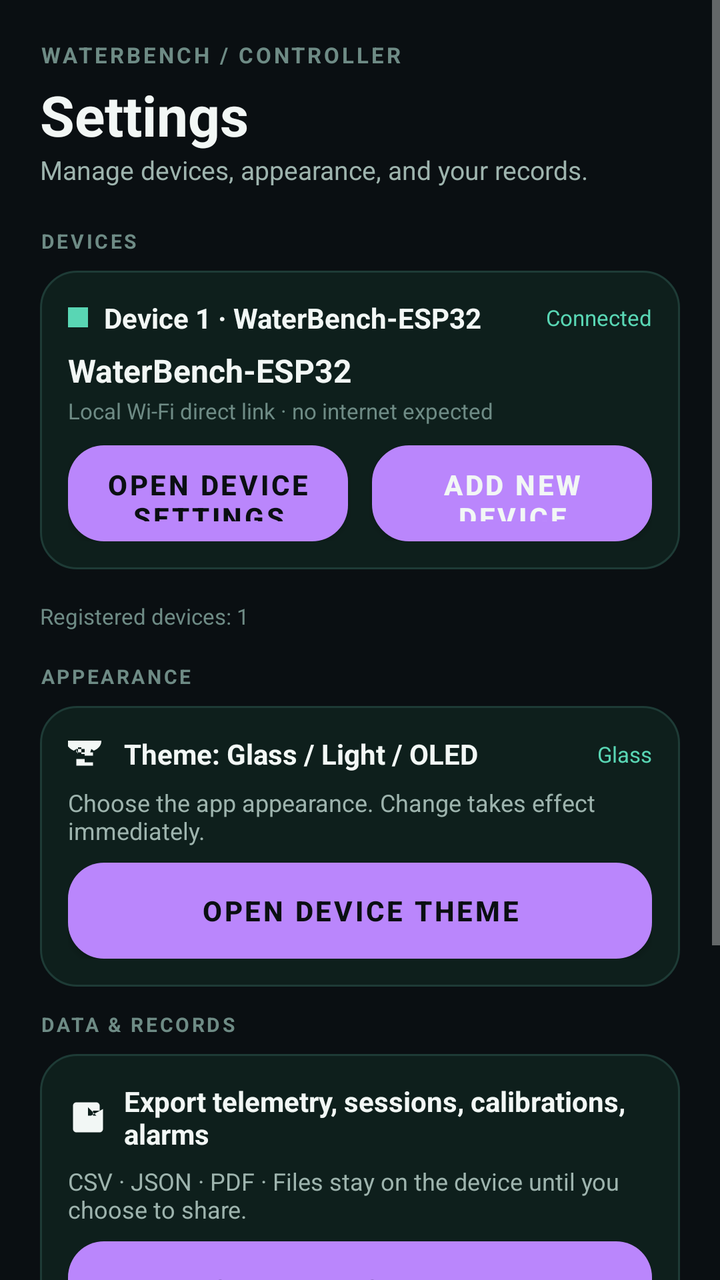
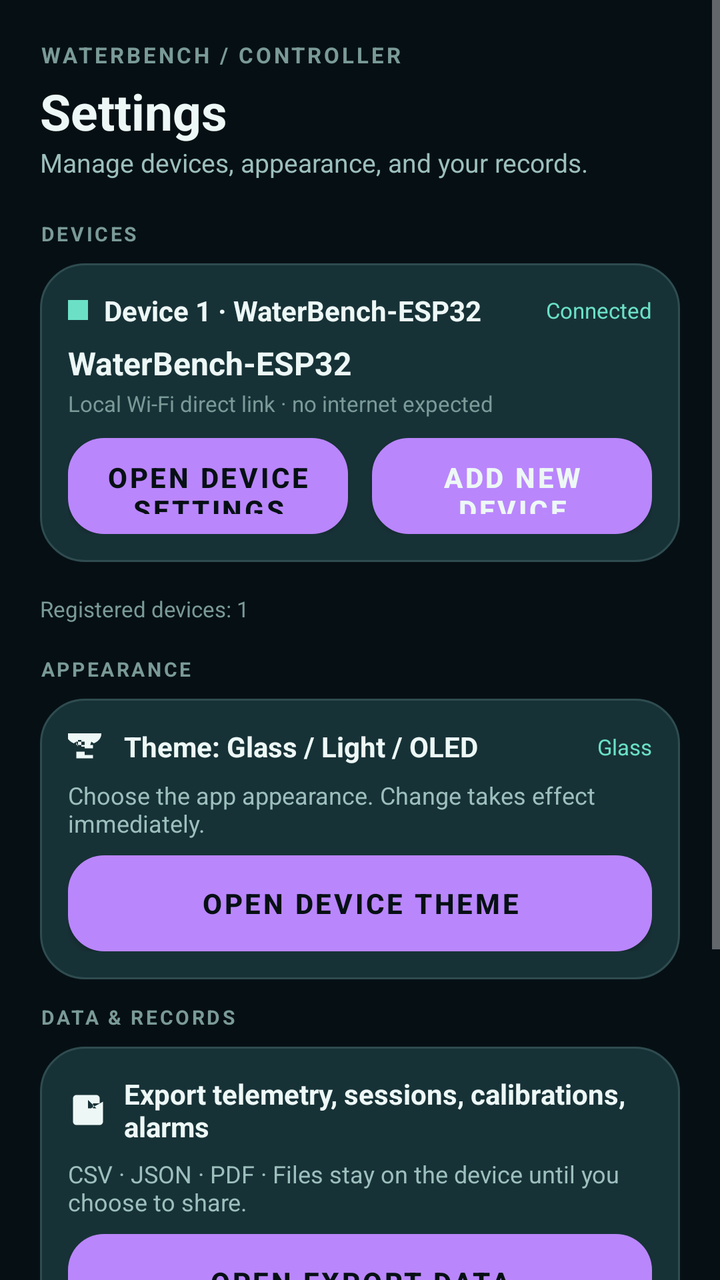

Compare the two renders of this Android layout. The source of the first and the diff that turns it into the second are given below.
<!-- AndroidManifest.xml: application theme Theme.WaterBench -->
<!-- res/layout/screen_settings.xml -->
<?xml version="1.0" encoding="utf-8"?>
<ScrollView xmlns:android="http://schemas.android.com/apk/res/android"
    android:layout_width="match_parent"
    android:layout_height="match_parent"
    android:fillViewport="true">

    <LinearLayout xmlns:android="http://schemas.android.com/apk/res/android"
        android:layout_width="match_parent"
        android:layout_height="wrap_content"
        android:orientation="vertical"
        android:padding="20dp">

        <TextView android:layout_width="wrap_content" android:layout_height="wrap_content"
            android:text="WATERBENCH / CONTROLLER"
            android:textColor="?attr/wbTextMuted" android:textSize="11sp"
            android:letterSpacing="0.12" android:textStyle="bold" />

        <TextView android:layout_width="wrap_content" android:layout_height="wrap_content"
            android:text="Settings" android:textColor="?attr/wbTextPrimary"
            android:textSize="28sp" android:textStyle="bold" android:layout_marginTop="4dp" />

        <TextView android:layout_width="wrap_content" android:layout_height="wrap_content"
            android:text="@string/tagline_settings" android:textColor="?attr/wbTextSecondary"
            android:textSize="13sp" android:layout_marginBottom="20dp" />

        
        <TextView android:layout_width="wrap_content" android:layout_height="wrap_content"
            android:text="DEVICES" android:textColor="?attr/wbTextMuted"
            android:textSize="10sp" android:letterSpacing="0.12" android:textStyle="bold"
            android:layout_marginBottom="8dp" />

        
        <LinearLayout android:id="@+id/cardDeviceCurrent"
            android:layout_width="match_parent" android:layout_height="wrap_content"
            android:orientation="vertical" android:background="@drawable/card_bg"
            android:padding="14dp" android:layout_marginBottom="8dp">

            <LinearLayout android:layout_width="match_parent" android:layout_height="wrap_content"
                android:orientation="horizontal" android:gravity="center_vertical">

                <View android:id="@+id/dotSettings"
                    android:layout_width="10dp" android:layout_height="10dp"
                    android:background="?attr/wbAccent" />

                <TextView android:id="@+id/tvSettingsDevice"
                    android:layout_width="0dp" android:layout_weight="1" android:layout_height="wrap_content"
                    android:layout_marginStart="8dp" android:text="Device 1 · WaterBench-ESP32"
                    android:textColor="?attr/wbTextPrimary" android:textSize="14sp" android:textStyle="bold" />

                <TextView android:id="@+id/tvSettingsConn"
                    android:layout_width="wrap_content" android:layout_height="wrap_content"
                    android:text="Connected" android:textColor="?attr/wbAccent" android:textSize="11sp" />
            </LinearLayout>

            <TextView android:id="@+id/tvSettingsWifiName"
                android:layout_width="wrap_content" android:layout_height="wrap_content"
                android:layout_marginTop="6dp" android:text="WaterBench-ESP32"
                android:textColor="?attr/wbTextPrimary" android:textSize="16sp" android:textStyle="bold" />

            <TextView android:layout_width="wrap_content" android:layout_height="wrap_content"
                android:layout_marginTop="2dp" android:text="Local Wi-Fi direct link · no internet expected"
                android:textColor="?attr/wbTextMuted" android:textSize="11sp" />

            <LinearLayout android:layout_width="match_parent" android:layout_height="wrap_content"
                android:orientation="horizontal" android:layout_marginTop="10dp">

                <Button android:id="@+id/btnDeviceSettings"
                    android:layout_width="0dp" android:layout_weight="1" android:layout_height="48dp"
                    android:background="@drawable/btn_normal" android:text="OPEN DEVICE SETTINGS"
                    android:textColor="?attr/wbBg" android:textStyle="bold" android:layout_marginEnd="6dp" />

                <Button android:id="@+id/btnAddDevice"
                    android:layout_width="0dp" android:layout_weight="1" android:layout_height="48dp"
                    android:background="@drawable/btn_secondary" android:text="ADD NEW DEVICE"
                    android:textColor="?attr/wbTextPrimary" android:textStyle="bold" android:layout_marginStart="6dp" />
            </LinearLayout>
        </LinearLayout>

        
        <LinearLayout android:id="@+id/deviceListContainer"
            android:layout_width="match_parent" android:layout_height="wrap_content"
            android:orientation="vertical" android:layout_marginBottom="8dp" />

        <TextView android:id="@+id/tvRegisteredCount"
            android:layout_width="wrap_content" android:layout_height="wrap_content"
            android:text="Registered devices: 1" android:textColor="?attr/wbTextMuted"
            android:textSize="11sp" android:layout_marginBottom="16dp" />

        
        <TextView android:layout_width="wrap_content" android:layout_height="wrap_content"
            android:text="APPEARANCE" android:textColor="?attr/wbTextMuted"
            android:textSize="10sp" android:letterSpacing="0.12" android:textStyle="bold"
            android:layout_marginBottom="8dp" />

        <LinearLayout android:id="@+id/cardAppearance"
            android:layout_width="match_parent" android:layout_height="wrap_content"
            android:orientation="vertical" android:background="@drawable/card_bg"
            android:padding="14dp" android:layout_marginBottom="12dp">

            <LinearLayout android:layout_width="match_parent" android:layout_height="wrap_content"
                android:orientation="horizontal" android:gravity="center_vertical">

                <ImageView android:layout_width="20dp" android:layout_height="20dp"
                    android:src="@drawable/ic_palette" android:contentDescription="Appearance" />

                <TextView android:layout_width="0dp" android:layout_weight="1" android:layout_height="wrap_content"
                    android:layout_marginStart="8dp" android:text="Theme: Glass / Light / OLED"
                    android:textColor="?attr/wbTextPrimary" android:textSize="14sp" android:textStyle="bold" />

                <TextView android:id="@+id/tvCurrentTheme"
                    android:layout_width="wrap_content" android:layout_height="wrap_content"
                    android:text="Glass" android:textColor="?attr/wbAccent" android:textSize="11sp" />
            </LinearLayout>

            <TextView android:layout_width="wrap_content" android:layout_height="wrap_content"
                android:layout_marginTop="6dp"
                android:text="Choose the app appearance. Change takes effect immediately."
                android:textColor="?attr/wbTextSecondary" android:textSize="12sp" />

            <Button android:id="@+id/btnOpenTheme"
                android:layout_width="match_parent" android:layout_height="48dp"
                android:layout_marginTop="8dp"
                android:background="@drawable/btn_normal" android:text="OPEN DEVICE THEME"
                android:textColor="?attr/wbBg" android:textStyle="bold" />
        </LinearLayout>

        
        <TextView android:layout_width="wrap_content" android:layout_height="wrap_content"
            android:text="DATA &amp; RECORDS" android:textColor="?attr/wbTextMuted"
            android:textSize="10sp" android:letterSpacing="0.12" android:textStyle="bold"
            android:layout_marginBottom="8dp" />

        <LinearLayout android:id="@+id/cardDataRecords"
            android:layout_width="match_parent" android:layout_height="wrap_content"
            android:orientation="vertical" android:background="@drawable/card_bg"
            android:padding="14dp" android:layout_marginBottom="20dp">

            <LinearLayout android:layout_width="match_parent" android:layout_height="wrap_content"
                android:orientation="horizontal" android:gravity="center_vertical">

                <ImageView android:layout_width="20dp" android:layout_height="20dp"
                    android:src="@drawable/ic_export" android:contentDescription="Export" />

                <TextView android:layout_width="0dp" android:layout_weight="1" android:layout_height="wrap_content"
                    android:layout_marginStart="8dp" android:text="Export telemetry, sessions, calibrations, alarms"
                    android:textColor="?attr/wbTextPrimary" android:textSize="14sp" android:textStyle="bold" />
            </LinearLayout>

            <TextView android:layout_width="wrap_content" android:layout_height="wrap_content"
                android:layout_marginTop="6dp"
                android:text="CSV · JSON · PDF · Files stay on the device until you choose to share."
                android:textColor="?attr/wbTextSecondary" android:textSize="12sp" />

            <Button android:id="@+id/btnOpenExport"
                android:layout_width="match_parent" android:layout_height="48dp"
                android:layout_marginTop="8dp"
                android:background="@drawable/btn_normal" android:text="OPEN EXPORT DATA"
                android:textColor="?attr/wbBg" android:textStyle="bold" />
        </LinearLayout>

        
        <LinearLayout android:layout_width="match_parent" android:layout_height="wrap_content"
            android:orientation="vertical" android:background="@drawable/card_bg"
            android:padding="14dp" android:layout_marginBottom="12dp">

            <LinearLayout android:layout_width="match_parent" android:layout_height="wrap_content"
                android:orientation="horizontal" android:gravity="center_vertical">

                <ImageView android:layout_width="20dp" android:layout_height="20dp"
                    android:src="@drawable/ic_check" android:contentDescription="check" />

                <TextView android:layout_width="0dp" android:layout_weight="1" android:layout_height="wrap_content"
                    android:layout_marginStart="8dp" android:text="HARDWARE SAFETY STAYS ACTIVE"
                    android:textColor="?attr/wbTextPrimary" android:textSize="13sp" android:textStyle="bold" />
            </LinearLayout>

            <TextView android:layout_width="wrap_content" android:layout_height="wrap_content"
                android:layout_marginTop="6dp"
                android:text="The ESP32 retains sensor interlocks and pump cutoff if the app disconnects."
                android:textColor="?attr/wbTextSecondary" android:textSize="12sp" />
        </LinearLayout>

        <TextView android:layout_width="match_parent" android:layout_height="wrap_content"
            android:layout_marginTop="20dp" android:gravity="center"
            android:text="Water-only supervised bench prototype · Not for medical or human use"
            android:textColor="?attr/wbTextMuted" android:textSize="11sp" />

    </LinearLayout>
</ScrollView>
<!-- resources referenced by this layout -->
<resources>
  <!-- drawable btn_normal (drawable) -->
  <?xml version="1.0" encoding="utf-8"?>
  <ripple xmlns:android="http://schemas.android.com/apk/res/android"
      android:color="#33FFFFFF">
      <item>
          <shape android:shape="rectangle">
              <solid android:color="?attr/wbAccent" />
              <corners android:radius="18dp" />
          </shape>
      </item>
  </ripple>
  <!-- drawable btn_secondary (drawable) -->
  <?xml version="1.0" encoding="utf-8"?>
  <ripple xmlns:android="http://schemas.android.com/apk/res/android"
      android:color="#33FFFFFF">
      <item>
          <shape android:shape="rectangle">
              <solid android:color="?attr/wbChipBg" />
              <corners android:radius="18dp" />
              <stroke android:width="1dp" android:color="?attr/wbSurfaceStroke" />
          </shape>
      </item>
  </ripple>
  <!-- drawable card_bg (drawable) -->
  <?xml version="1.0" encoding="utf-8"?>
  <shape xmlns:android="http://schemas.android.com/apk/res/android"
      android:shape="rectangle">
      <solid android:color="?attr/wbSurface" />
      <corners android:radius="18dp" />
      <stroke android:width="1dp" android:color="?attr/wbSurfaceStroke" />
  </shape>
  <!-- drawable ic_check (drawable) -->
  <?xml version="1.0" encoding="utf-8"?>
  <vector xmlns:android="http://schemas.android.com/apk/res/android"
      android:width="20dp" android:height="20dp"
      android:viewportWidth="24" android:viewportHeight="24">
      <path android:fillColor="#59D6B4"
          android:pathData="M9.5,17 L5,12.5 L6.4,11.1 L9.5,14.2 L17.6,6.1 L19,7.5 Z" />
  </vector>
  <!-- drawable ic_export (drawable) -->
  <?xml version="1.0" encoding="utf-8"?>
  <vector xmlns:android="http://schemas.android.com/apk/res/android"
      android:width="20dp" android:height="20dp"
      android:viewportWidth="24" android:viewportHeight="24">
      <path android:fillColor="?attr/wbTextPrimary"
          android:pathData="M19,3H5C3.9,3 3,3.9 3,5V19C3,20.1 3.9,21 5,21H19C20.1,21 21,20.1 21,19V7L12,12L12,18H15V8H19V5C19,3.9 18.1,3 17,3H19V3ZM12,6L17,11H12V6Z" />
  </vector>
  <string name="tagline_settings">Manage devices, appearance, and your records.</string>
  <style name="Theme.WaterBench" parent="Theme.MaterialComponents.NoActionBar">
          <item name="wbBg">#0A0F12</item>
          <item name="wbSurface">#0E1F1C</item>
          <item name="wbSurfaceStroke">#1E3B36</item>
          <item name="wbInputBg">#14232020</item>
          <item name="wbChipBg">#164138</item>
          <item name="wbNavBg">#E6111614</item>
          <item name="wbNavItemBg">#331E3B36</item>
          <item name="wbProgressTrack">#1A2A26</item>
          <item name="wbAccent">#59D6B4</item>
          <item name="wbAccentDim">#3E9C80</item>
          <item name="wbOnAccent">#0A0F12</item>
          <item name="wbTextPrimary">#F2F7F5</item>
          <item name="wbTextSecondary">#9EB4AE</item>
          <item name="wbTextMuted">#6E8B85</item>
          <item name="wbDanger">#E5484D</item>
          <item name="wbDangerDim">#4A1414</item>
          <item name="wbDangerStroke">#7A1F1F</item>
          <item name="wbWarn">#EFA35C</item>
          <item name="wbWarnDim">#3E2A12</item>
          <item name="wbWarnStroke">#6B4A1E</item>
  
          <item name="android:windowBackground">#0A0F12</item>
          <item name="android:colorPrimary">#59D6B4</item>
          <item name="android:colorAccent">#59D6B4</item>
          <item name="android:statusBarColor">#0A0F12</item>
          <item name="android:navigationBarColor">#0A0F12</item>
          <item name="colorSurface">#0E1F1C</item>
          <item name="colorOnSurface">#F2F7F5</item>
          <item name="android:windowLightStatusBar" tools:targetApi="m">false</item>
      </style>
  <!-- unchanged entries left out for length: 1 -->
</resources>

<!-- the commit's change to res/layout/screen_settings.xml (unified diff, before → after) -->
@@ -17,7 +17,7 @@
 
         <TextView android:layout_width="wrap_content" android:layout_height="wrap_content"
             android:text="Settings" android:textColor="?attr/wbTextPrimary"
-            android:textSize="28sp" android:textStyle="bold" android:layout_marginTop="4dp" />
+            android:textSize="25sp" android:textStyle="bold" android:layout_marginTop="4dp" />
 
         <TextView android:layout_width="wrap_content" android:layout_height="wrap_content"
             android:text="@string/tagline_settings" android:textColor="?attr/wbTextSecondary"
<!-- resource entries referenced after the edit -->
@@ -28,7 +28,7 @@
   <shape xmlns:android="http://schemas.android.com/apk/res/android"
       android:shape="rectangle">
       <solid android:color="?attr/wbSurface" />
-      <corners android:radius="18dp" />
+      <corners android:radius="22dp" />
       <stroke android:width="1dp" android:color="?attr/wbSurfaceStroke" />
   </shape>
   <!-- drawable ic_check (drawable) -->
@@ -49,20 +49,20 @@
   </vector>
   <string name="tagline_settings">Manage devices, appearance, and your records.</string>
   <style name="Theme.WaterBench" parent="Theme.MaterialComponents.NoActionBar">
-          <item name="wbBg">#0A0F12</item>
-          <item name="wbSurface">#0E1F1C</item>
-          <item name="wbSurfaceStroke">#1E3B36</item>
-          <item name="wbInputBg">#14232020</item>
-          <item name="wbChipBg">#164138</item>
-          <item name="wbNavBg">#E6111614</item>
-          <item name="wbNavItemBg">#331E3B36</item>
-          <item name="wbProgressTrack">#1A2A26</item>
-          <item name="wbAccent">#59D6B4</item>
-          <item name="wbAccentDim">#3E9C80</item>
-          <item name="wbOnAccent">#0A0F12</item>
-          <item name="wbTextPrimary">#F2F7F5</item>
-          <item name="wbTextSecondary">#9EB4AE</item>
-          <item name="wbTextMuted">#6E8B85</item>
+          <item name="wbBg">#061014</item>
+          <item name="wbSurface">#173237</item>
+          <item name="wbSurfaceStroke">#2F4C50</item>
+          <item name="wbInputBg">#141E2E33</item>
+          <item name="wbChipBg">#17393C</item>
+          <item name="wbNavBg">#E60B1B1E</item>
+          <item name="wbNavItemBg">#26464A</item>
+          <item name="wbProgressTrack">#1D3338</item>
+          <item name="wbAccent">#6BE0C7</item>
+          <item name="wbAccentDim">#4FB8A1</item>
+          <item name="wbOnAccent">#061014</item>
+          <item name="wbTextPrimary">#EDF8F6</item>
+          <item name="wbTextSecondary">#9DBFBD</item>
+          <item name="wbTextMuted">#7A9A98</item>
           <item name="wbDanger">#E5484D</item>
           <item name="wbDangerDim">#4A1414</item>
           <item name="wbDangerStroke">#7A1F1F</item>
@@ -70,13 +70,13 @@
           <item name="wbWarnDim">#3E2A12</item>
           <item name="wbWarnStroke">#6B4A1E</item>
   
-          <item name="android:windowBackground">#0A0F12</item>
-          <item name="android:colorPrimary">#59D6B4</item>
-          <item name="android:colorAccent">#59D6B4</item>
-          <item name="android:statusBarColor">#0A0F12</item>
-          <item name="android:navigationBarColor">#0A0F12</item>
-          <item name="colorSurface">#0E1F1C</item>
-          <item name="colorOnSurface">#F2F7F5</item>
+          <item name="android:windowBackground">#061014</item>
+          <item name="android:colorPrimary">#6BE0C7</item>
+          <item name="android:colorAccent">#6BE0C7</item>
+          <item name="android:statusBarColor">#061014</item>
+          <item name="android:navigationBarColor">#061014</item>
+          <item name="colorSurface">#173237</item>
+          <item name="colorOnSurface">#EDF8F6</item>
           <item name="android:windowLightStatusBar" tools:targetApi="m">false</item>
       </style>
   <!-- unchanged entries left out for length: 1 -->
